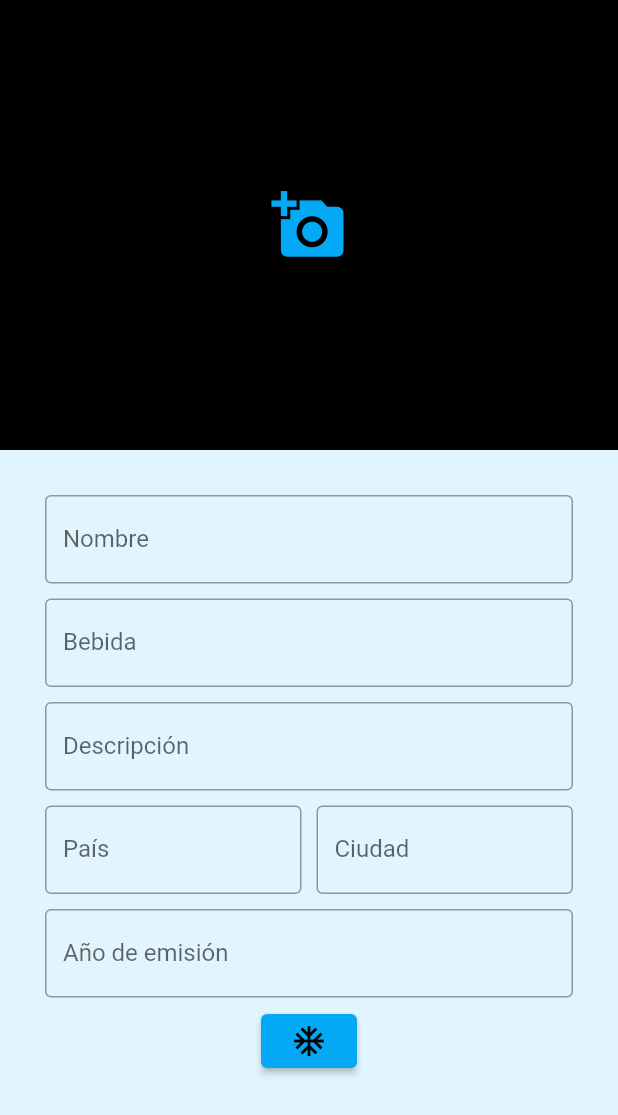
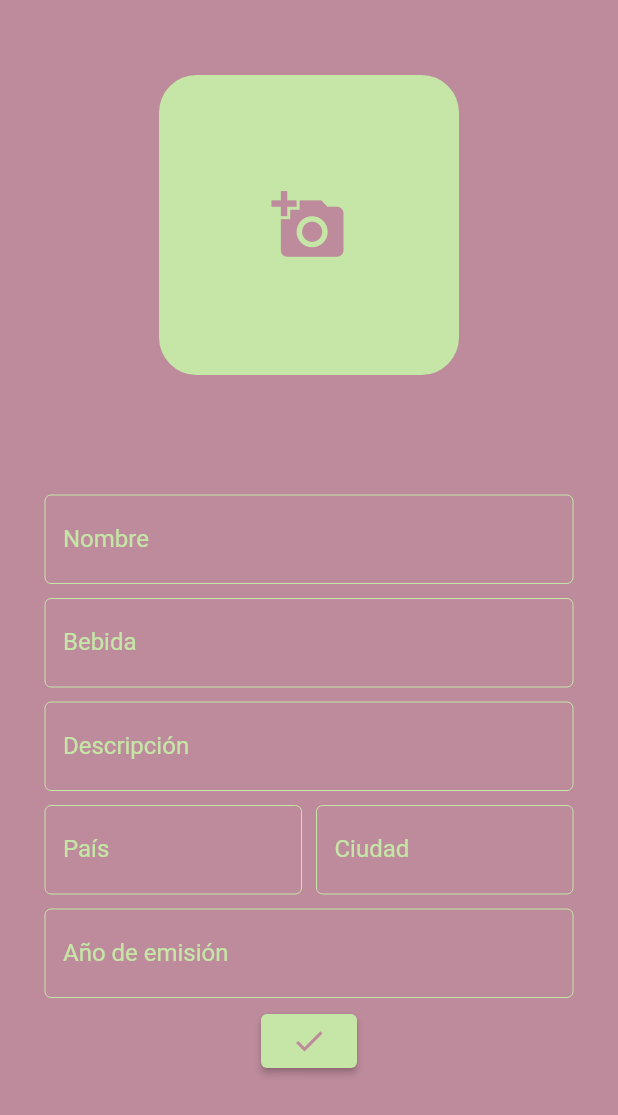
Before and after one commit to JulianOjea/bottle_cap_gallery, a Flutter app: the AddEditItem widget shown alone on an empty page, opened directly with empty values, on a phone screen of 412 x 824 dp. Shown: the top 1115 px of the screen. Run offline on Flutter 3.47's test engine with Material 2 defaults, Android fonts, the phone set to English and light mode, and no system bars; our stand-ins replace dropdown_button2, flutter_typeahead, sqflite, sticky_headers, transparent_image; accounts and stored records are empty.

Commit message:
color refactor inprovements

```diff
--- a/lib/src/views/ui/add_edit_item_view.dart
+++ b/lib/src/views/ui/add_edit_item_view.dart
@@ -132,10 +132,19 @@ class _AddEditItemState extends State<AddEditItem> {
       child: Stack(
         alignment: AlignmentDirectional.center,
         children: [
+          Container(
+            width: 200.0,
+            height: 200.0,
+            decoration: new BoxDecoration(
+              color: Color.fromARGB(255, 197, 230, 166),
+              shape: BoxShape.rectangle,
+              borderRadius: BorderRadius.all(Radius.circular(25.0)),
+            ),
+          ),
           Icon(
             Icons.add_a_photo,
             size: 50.0,
-            color: Colors.lightBlue,
+            color: Color.fromARGB(255, 189, 139, 156),
           ),
           _displayimage,
           GestureDetector(
@@ -144,7 +153,7 @@ class _AddEditItemState extends State<AddEditItem> {
         ],
       ),
       decoration: BoxDecoration(
-        color: Colors.black,
+        color: Color.fromARGB(255, 189, 139, 156),
       ),
     );
   }
@@ -154,9 +163,25 @@ class _AddEditItemState extends State<AddEditItem> {
     return Container(
       //padding: EdgeInsets.symmetric(horizontal: 10),
       child: TextFormField(
+        style: TextStyle(color: Color.fromARGB(255, 197, 230, 166)),
         initialValue: initialValue,
         decoration: InputDecoration(
-          border: OutlineInputBorder(),
+          enabledBorder: const OutlineInputBorder(
+            borderSide: const BorderSide(
+                color: Color.fromARGB(255, 197, 230, 166), width: 0.0),
+          ),
+          focusedBorder: OutlineInputBorder(
+            borderRadius: BorderRadius.circular(25.0),
+            borderSide: BorderSide(
+              color: Color.fromARGB(255, 197, 230, 166),
+            ),
+          ),
+          labelStyle: TextStyle(color: Color.fromARGB(255, 197, 230, 166)),
+          border: OutlineInputBorder(
+            borderSide: BorderSide(
+              color: Color.fromARGB(255, 197, 230, 166),
+            ),
+          ),
           labelText: labelText,
         ),
         onChanged: (value) {
@@ -176,8 +201,20 @@ class _AddEditItemState extends State<AddEditItem> {
     return Container(
       //padding: EdgeInsets.symmetric(horizontal: 10),
       child: TextFormField(
+        style: TextStyle(color: Color.fromARGB(255, 197, 230, 166)),
         initialValue: initialReleaseDate,
         decoration: InputDecoration(
+          enabledBorder: const OutlineInputBorder(
+            borderSide: const BorderSide(
+                color: Color.fromARGB(255, 197, 230, 166), width: 0.0),
+          ),
+          focusedBorder: OutlineInputBorder(
+            borderRadius: BorderRadius.circular(25.0),
+            borderSide: BorderSide(
+              color: Color.fromARGB(255, 197, 230, 166),
+            ),
+          ),
+          labelStyle: TextStyle(color: Color.fromARGB(255, 197, 230, 166)),
           border: OutlineInputBorder(),
           labelText: labelText,
         ),
@@ -215,6 +252,9 @@ class _AddEditItemState extends State<AddEditItem> {
 
   Widget _submitButton(BuildContext context) {
     return ElevatedButton(
+        style: ButtonStyle(
+            backgroundColor: MaterialStateProperty.all<Color>(
+                Color.fromARGB(255, 197, 230, 166))),
         onPressed: () {
           if (this._formKey.currentState!.validate()) {
             if (widget.flag == "a") {
@@ -232,7 +272,7 @@ class _AddEditItemState extends State<AddEditItem> {
             }
           }
         },
-        child: Icon(Icons.ac_unit));
+        child: Icon(Icons.check, color: Color.fromARGB(255, 189, 139, 156)));
   }
 
   _typeAheadFormField(
@@ -245,9 +285,22 @@ class _AddEditItemState extends State<AddEditItem> {
       hideOnLoading: true,
       hideOnError: true,
       textFieldConfiguration: TextFieldConfiguration(
+          style: TextStyle(color: Color.fromARGB(255, 197, 230, 166)),
           controller: typeAheadController,
           decoration: InputDecoration(
-              border: OutlineInputBorder(), labelText: labelText)),
+              enabledBorder: const OutlineInputBorder(
+                borderSide: const BorderSide(
+                    color: Color.fromARGB(255, 197, 230, 166), width: 0.0),
+              ),
+              focusedBorder: OutlineInputBorder(
+                borderRadius: BorderRadius.circular(25.0),
+                borderSide: BorderSide(
+                  color: Color.fromARGB(255, 197, 230, 166),
+                ),
+              ),
+              labelStyle: TextStyle(color: Color.fromARGB(255, 197, 230, 166)),
+              border: OutlineInputBorder(),
+              labelText: labelText)),
       suggestionsCallback: (pattern) {
         return list.getSuggestions(pattern);
       },
@@ -258,6 +311,7 @@ class _AddEditItemState extends State<AddEditItem> {
           widget.item.country = suggestion;
         }
         return ListTile(
+          textColor: Color.fromARGB(255, 197, 230, 166),
           title: Text(suggestion),
         );
       },
```
Also changed, not shown: lib/src/app.dart (+3 -4 lines), lib/src/views/ui/collection_view.dart (+10 -8 lines), lib/src/views/ui/item_view.dart (+39 -7 lines).
